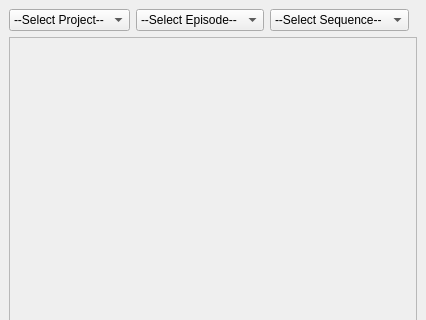
This is ui/main.ui in iceanimations/addAssets as Qt 5 draws it before an edit; both pictures show x 0 to 426 and y 0 to 320 of the 426 by 616 pixel window. The edited form follows.
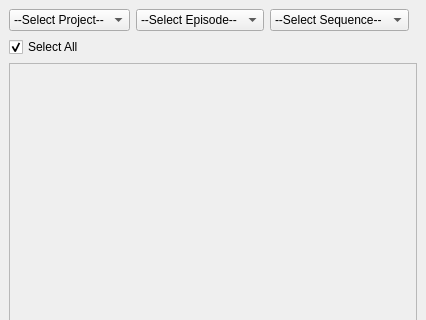
This is the edited form.

Patch:
```diff
--- a/ui/main.ui
+++ b/ui/main.ui
@@ -59,6 +59,16 @@
       </item>
      </layout>
     </item>
+    <item>
+     <widget class="QCheckBox" name="selectAllButton">
+      <property name="text">
+       <string>Select All</string>
+      </property>
+      <property name="checked">
+       <bool>true</bool>
+      </property>
+     </widget>
+    </item>
     <item>
      <widget class="QScrollArea" name="scrollArea">
       <property name="widgetResizable">
@@ -70,7 +80,7 @@
          <x>0</x>
          <y>0</y>
          <width>406</width>
-         <height>510</height>
+         <height>487</height>
         </rect>
        </property>
        <layout class="QVBoxLayout" name="verticalLayout_2">
```
